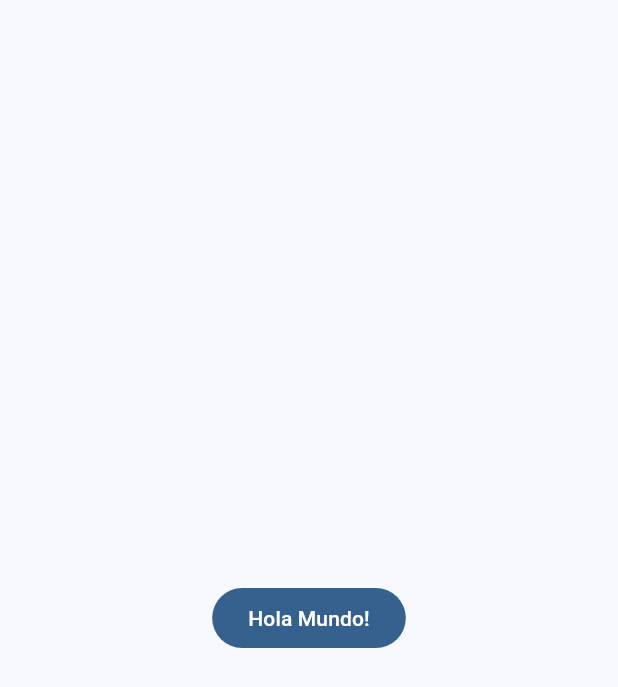
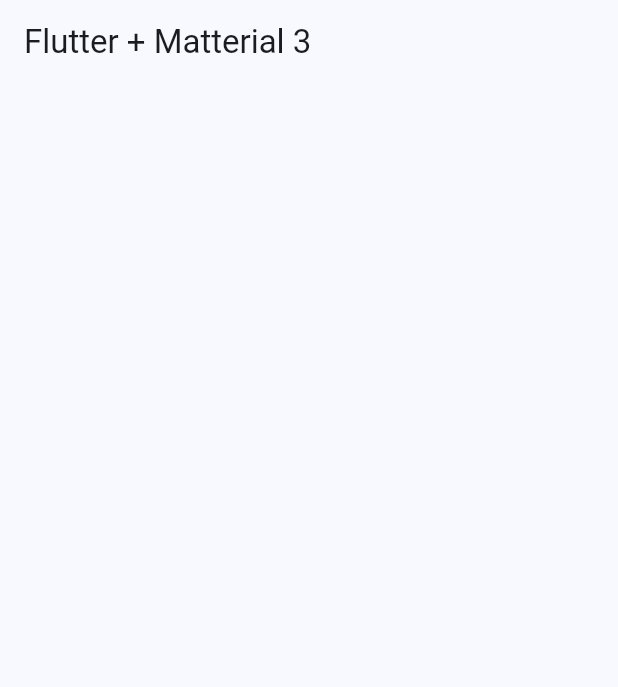
Before and after one commit to nblancoz/widgets_app, a Flutter app: the screen it shows after launch, on a phone screen of 412 x 824 dp. Shown: the top 687 px of the screen. Run offline on Flutter 3.47's test engine with Material 3 defaults, Android fonts, the phone set to English and light mode, and no system bars.

Commit message:
home screen created & added menu items

```diff
--- a/lib/config/theme/app_theme.dart
+++ b/lib/config/theme/app_theme.dart
@@ -25,5 +25,8 @@ class AppTheme {
   ThemeData getTheme() => ThemeData(
         useMaterial3: true,
         colorSchemeSeed: colorList[selectedColor],
+        appBarTheme: const AppBarTheme(
+          centerTitle: false,
+        ),
       );
 }
--- a/lib/main.dart
+++ b/lib/main.dart
@@ -1,5 +1,6 @@
 import 'package:flutter/material.dart';
 import 'package:widgets_app/config/theme/app_theme.dart';
+import 'package:widgets_app/presentation/screens/home/home_screen.dart';
 
 void main() {
   runApp(const MainApp());
@@ -13,14 +14,7 @@ class MainApp extends StatelessWidget {
     return MaterialApp(
       debugShowCheckedModeBanner: false,
       theme: AppTheme(selectedColor: 0).getTheme(),
-      home: Scaffold(
-        body: Center(
-          child: FilledButton(
-            child: const Text('Hola Mundo!'),
-            onPressed: () {},
-          ),
-        ),
-      ),
+      home: const HomeScreen(),
     );
   }
 }
--- /dev/null
+++ b/lib/presentation/screens/home/home_screen.dart
@@ -0,0 +1,14 @@
+import 'package:flutter/material.dart';
+
+class HomeScreen extends StatelessWidget {
+  const HomeScreen({super.key});
+
+  @override
+  Widget build(BuildContext context) {
+    return Scaffold(
+      appBar: AppBar(
+        title: const Text('Flutter + Matterial 3'),
+      ),
+    );
+  }
+}
```
Also changed, not shown: lib/config/menu/menu_items.dart (added, +30 -0 lines).
